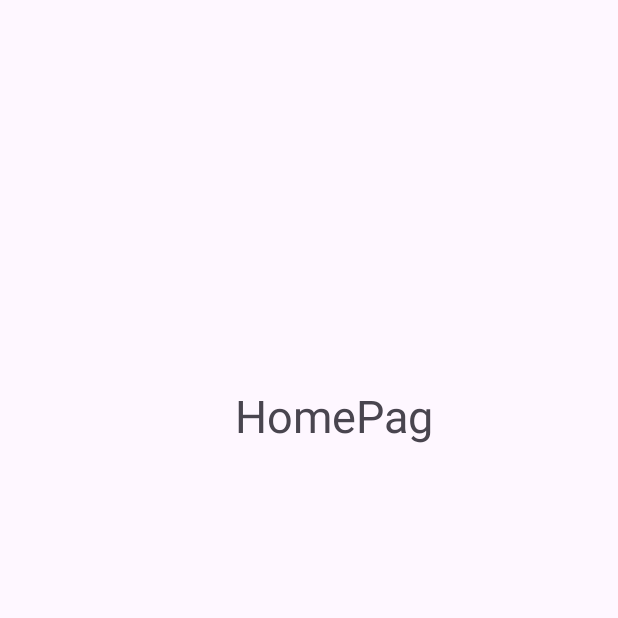
After one commit to albtky/Mobil_Project, an Android app: the HomePage screen opened directly, with no data from a screen before it, on a phone screen of 412 x 824 dp, the top half of it. The commit adds this screen. Run offline under Robolectric (Android 15) with nearby library versions, the phone set to English and light mode, and no system bars.

Commit message:
HomePage sayfası eklendi

```diff
--- a/app/src/main/AndroidManifest.xml
+++ b/app/src/main/AndroidManifest.xml
@@ -13,6 +13,12 @@
         android:theme="@style/Theme.MyApplication"
         tools:targetApi="31">
         <activity
+            android:name=".HomePage"
+            android:exported="false" />
+        <activity
+            android:name=".homepage"
+            android:exported="false" />
+        <activity
             android:name=".registerscreen"
             android:exported="false" />
         <activity
--- /dev/null
+++ b/app/src/main/java/com/alperen/myapplication/HomePage.kt
@@ -0,0 +1,11 @@
+package com.alperen.myapplication
+
+import androidx.appcompat.app.AppCompatActivity
+import android.os.Bundle
+
+class HomePage : AppCompatActivity() {
+    override fun onCreate(savedInstanceState: Bundle?) {
+        super.onCreate(savedInstanceState)
+        setContentView(R.layout.activity_home_page)
+    }
+}
--- /dev/null
+++ b/app/src/main/res/layout/activity_home_page.xml
@@ -0,0 +1,23 @@
+<?xml version="1.0" encoding="utf-8"?>
+<androidx.constraintlayout.widget.ConstraintLayout xmlns:android="http://schemas.android.com/apk/res/android"
+    xmlns:app="http://schemas.android.com/apk/res-auto"
+    xmlns:tools="http://schemas.android.com/tools"
+    android:layout_width="match_parent"
+    android:layout_height="match_parent"
+    tools:context=".HomePage">
+
+    <TextView
+        android:id="@+id/textView"
+        android:layout_width="wrap_content"
+        android:layout_height="wrap_content"
+        android:layout_marginStart="193dp"
+        android:layout_marginTop="185dp"
+        android:layout_marginEnd="160dp"
+        android:layout_marginBottom="455dp"
+        android:text="HomePag"
+        android:textSize="30sp"
+        app:layout_constraintBottom_toBottomOf="parent"
+        app:layout_constraintEnd_toEndOf="parent"
+        app:layout_constraintStart_toStartOf="parent"
+        app:layout_constraintTop_toTopOf="parent" />
+</androidx.constraintlayout.widget.ConstraintLayout>
--- a/app/src/main/res/values/homepage.xml
+++ /dev/null
@@ -1,2 +0,0 @@
-<?xml version="1.0" encoding="utf-8"?>
-<resources></resources>
```
Also changed, not shown: app/src/main/java/com/alperen/myapplication/MainActivity.kt (+10 -1 lines), app/src/main/java/com/alperen/myapplication/registerscreen.kt (+15 -1 lines), app/src/main/res/layout/activity_registerscreen.xml (+6 -7 lines).
